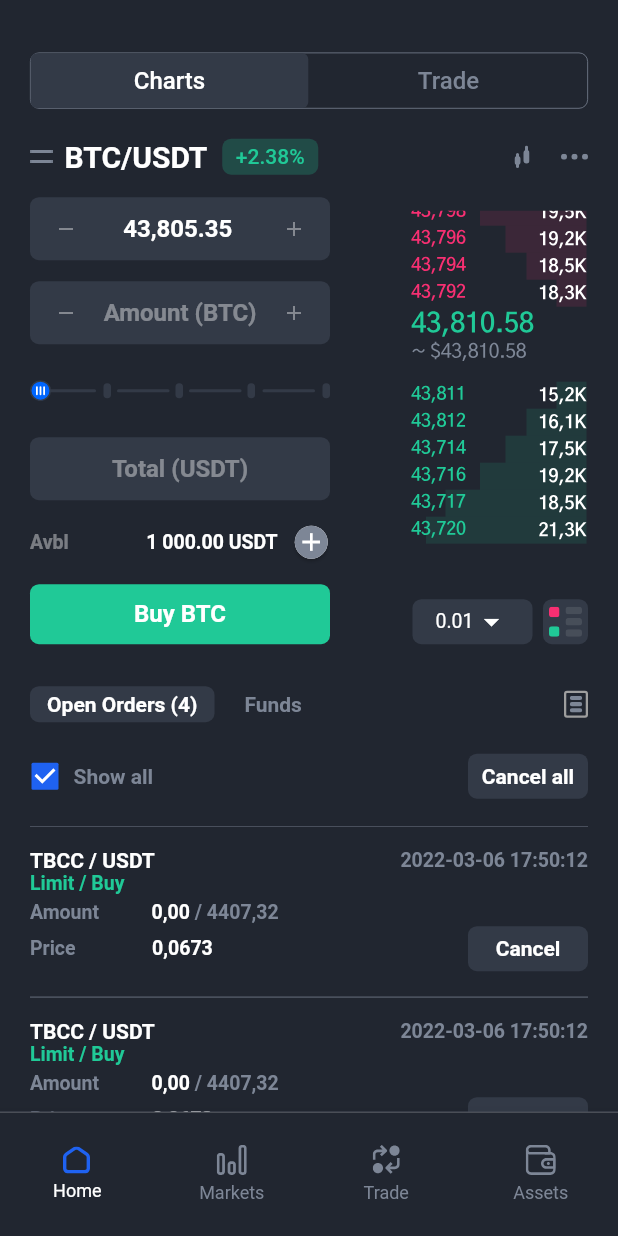
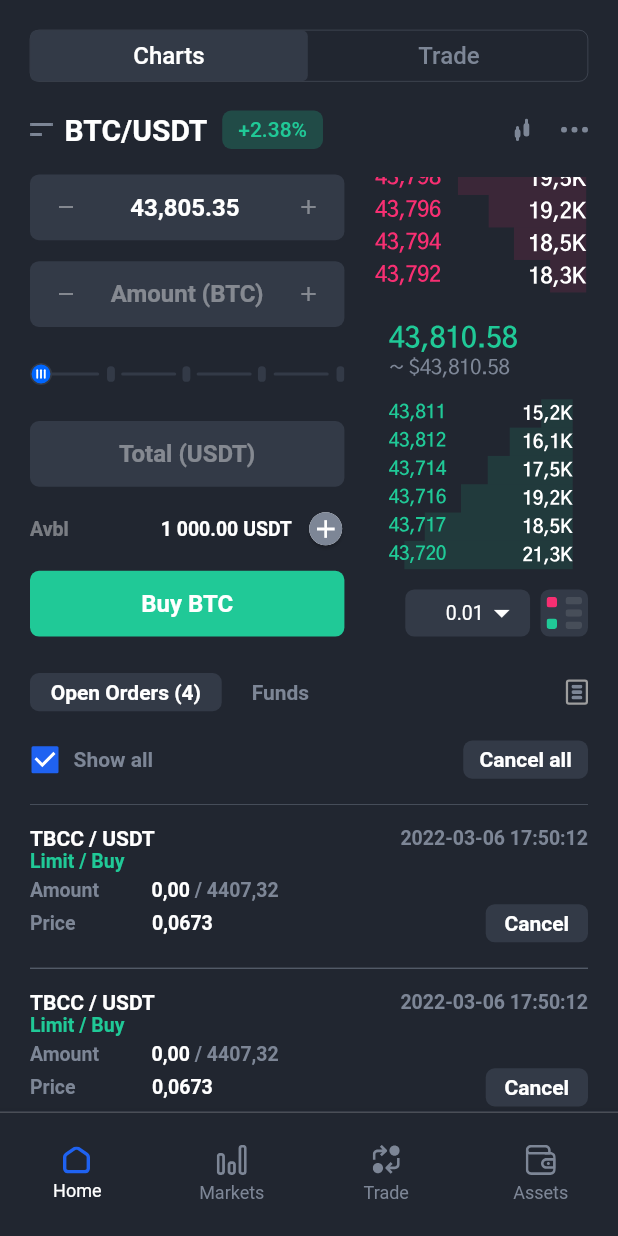
Before and after one commit to Alex11144/binance_test_sec_variant, a Flutter app: the screen it shows after launch, on a phone screen of 412 x 824 dp. Run offline on Flutter 3.47's test engine with Material 2 defaults, Android fonts, the phone set to English and light mode, and no system bars; our stand-ins replace flutter_svg, google_fonts.

Commit message:
first commit

```diff
--- a/lib/presentation/main_screen.dart
+++ b/lib/presentation/main_screen.dart
@@ -13,35 +13,31 @@ class MainScreen extends StatefulWidget {
 class _MainScreenState extends State<MainScreen> {
   @override
   Widget build(BuildContext context) {
+    var size = MediaQuery.of(context).size;
+
     return Scaffold(
       resizeToAvoidBottomInset: false,
       body: Padding(
-        padding: const EdgeInsets.fromLTRB(20, 35, 20, 0),
+        padding: const EdgeInsets.fromLTRB(20, 20, 20, 0),
         child: Column(
           children: [
             const AppBarWidget(),
-            const SizedBox(
-              height: 20,
+            SizedBox(
+              height: size.height / 24 - 15,
             ),
             const SelectedCoin(),
-            const SizedBox(
-              height: 15,
-            ),
             const BodyCombined(),
-            const SizedBox(
-              height: 17,
-            ),
             BuyBtc(),
-            const SizedBox(
-              height: 28,
+            SizedBox(
+              height: size.height / 24 - 10,
             ),
             const OpenOrders(),
-            const SizedBox(
-              height: 12,
+            SizedBox(
+              height: size.height / 24 - 26,
             ),
             const ShowOrdersWidget(),
-            const SizedBox(
-              height: 9,
+            SizedBox(
+              height: size.height / 24 - 29,
             ),
             ValueListenableBuilder(
                 valueListenable: isSelected,
@@ -73,16 +69,16 @@ class _AppBarWidgetState extends State<AppBarWidget> {
   Widget build(BuildContext context) {
     var size = MediaQuery.of(context).size;
     return Container(
-      height: size.height / 22,
+      height: size.height / 24,
       decoration: BoxDecoration(
-          border: Border.all(color: AppColors.greyDigitsColor, width: 0.5),
+          border: Border.all(color: AppColors.greyDigitsColor, width: 0.2),
           borderRadius: BorderRadius.circular(6)),
       child: Row(
         mainAxisAlignment: MainAxisAlignment.spaceBetween,
         children: [
           SizedBox(
             width: size.width / 2 - 21,
-            height: size.height / 22,
+            height: size.height / 24,
             child: ElevatedButton(
                 style: ElevatedButton.styleFrom(
                   elevation: 0,
@@ -105,7 +101,7 @@ class _AppBarWidgetState extends State<AppBarWidget> {
           ),
           SizedBox(
               width: size.width / 2 - 21,
-              height: size.height / 22,
+              height: size.height / 24,
               child: ElevatedButton(
                   style: ElevatedButton.styleFrom(
                     elevation: 0,
@@ -136,18 +132,21 @@ class SelectedCoin extends StatelessWidget {
 
   @override
   Widget build(BuildContext context) {
+    var size = MediaQuery.of(context).size;
+
     return Row(
       mainAxisAlignment: MainAxisAlignment.spaceBetween,
       children: [
         Row(
           children: [
             Column(
+              crossAxisAlignment: CrossAxisAlignment.start,
               children: [
                 Image.asset(AppImages.selectedCoinTop),
                 const SizedBox(
                   height: 5,
                 ),
-                Image.asset(AppImages.selectedCoinTop),
+                Image.asset(AppImages.selectedCoinBottom),
               ],
             ),
             const SizedBox(
@@ -164,8 +163,8 @@ class SelectedCoin extends StatelessWidget {
               width: 10,
             ),
             Container(
-              height: 24,
-              width: 64,
+              height: size.height / 24 - 8.7,
+              width: size.width / 6 - 1.5,
               decoration: BoxDecoration(
                   borderRadius: BorderRadius.circular(6),
                   color: const Color.fromRGBO(32, 201, 150, 0.226)),
@@ -200,13 +199,14 @@ class BtcAmountButtons extends StatelessWidget {
 
   @override
   Widget build(BuildContext context) {
+    var size = MediaQuery.of(context).size;
+
     return IntrinsicWidth(
       child: Column(
-        crossAxisAlignment: CrossAxisAlignment.stretch,
         children: [
           Container(
-            width: 200,
-            height: 42,
+            width: size.width * 0.5 + 3.6,
+            height: size.height / 21 + 4.6,
             decoration: BoxDecoration(
                 color: AppColors.boxesBackgroundColor,
                 borderRadius: BorderRadius.circular(6)),
@@ -248,8 +248,8 @@ class BtcAmountButtons extends StatelessWidget {
             height: 14,
           ),
           Container(
-            width: 200,
-            height: 42,
+            width: size.width / 2 + 3.6,
+            height: size.height / 21 + 4.6,
             decoration: BoxDecoration(
                 color: AppColors.boxesBackgroundColor,
                 borderRadius: BorderRadius.circular(6)),
@@ -289,13 +289,16 @@ class BtcAmountButtons extends StatelessWidget {
           const SizedBox(
             height: 24,
           ),
-          SvgPicture.asset(AppImages.slider),
+          SvgPicture.asset(
+            AppImages.slider,
+            width: size.width / 2 + 3.6,
+          ),
           const SizedBox(
             height: 24,
           ),
           Container(
-            width: 200,
-            height: 42,
+            width: size.width / 2 + 3.6,
+            height: size.height / 21 + 4.6,
             decoration: BoxDecoration(
                 color: AppColors.boxesBackgroundColor,
                 borderRadius: BorderRadius.circular(6)),
@@ -381,6 +384,7 @@ class BodyCombined extends StatelessWidget {
   @override
   Widget build(BuildContext context) {
     return Row(
+      // crossAxisAlignment: CrossAxisAlignment.start,
       mainAxisAlignment: MainAxisAlignment.spaceBetween,
       children: const [BtcAmountButtons(), BtcCourse()],
     );
@@ -392,10 +396,21 @@ class BtcCourse extends StatelessWidget {
 
   @override
   Widget build(BuildContext context) {
+    var size = MediaQuery.of(context).size;
     return Column(
+      mainAxisAlignment: MainAxisAlignment.start,
       children: [
-        SvgPicture.asset(AppImages.loss),
-        SvgPicture.asset(AppImages.profit)
+        SizedBox(
+          width: size.width / 2.9,
+          height: size.height / 7 - 2.2,
+          child: SvgPicture.asset(
+            AppImages.loss,
+          ),
+        ),
+        SizedBox(
+            width: size.width / 2.9,
+            height: size.height / 5 + 0.9,
+            child: SvgPicture.asset(AppImages.profit))
       ],
     );
   }
@@ -407,13 +422,14 @@ class BuyBtc extends StatelessWidget {
 
   @override
   Widget build(BuildContext context) {
+    var size = MediaQuery.of(context).size;
     return Row(
       crossAxisAlignment: CrossAxisAlignment.end,
       mainAxisAlignment: MainAxisAlignment.spaceBetween,
       children: [
         Container(
-          width: 200,
-          height: 40,
+          width: size.width / 2 + 3.6,
+          height: size.height / 21 + 4.6,
           decoration: BoxDecoration(
               color: AppColors.buyButtonColor,
               borderRadius: BorderRadius.circular(6)),
@@ -433,8 +449,9 @@ class BuyBtc extends StatelessWidget {
         Row(
           children: [
             Container(
-              width: 80,
-              height: 30,
+              padding: EdgeInsets.only(left: 20),
+              height: size.height / 27 + 0.9,
+              width: size.width / 6 + 14.5,
               decoration: BoxDecoration(
                   color: AppColors.boxesBackgroundColor,
                   borderRadius: BorderRadius.circular(6)),
@@ -464,8 +481,8 @@ class BuyBtc extends StatelessWidget {
             ),
             Container(
               padding: const EdgeInsets.fromLTRB(4.0, 5, 4, 5),
-              width: 30,
-              height: 30,
+              height: size.height / 27 + 0.9,
+              width: size.width / 12 - 2.7,
               decoration: BoxDecoration(
                   color: AppColors.boxesBackgroundColor,
                   borderRadius: BorderRadius.circular(6)),
@@ -502,6 +519,8 @@ class OpenOrders extends StatelessWidget {
 
   @override
   Widget build(BuildContext context) {
+    var size = MediaQuery.of(context).size;
+
     return Row(
       mainAxisAlignment: MainAxisAlignment.spaceBetween,
       children: [
@@ -509,8 +528,8 @@ class OpenOrders extends StatelessWidget {
           mainAxisAlignment: MainAxisAlignment.spaceBetween,
           children: [
             Container(
-                width: 123,
-                height: 24,
+                width: size.width / 4 + 24.8,
+                height: size.height / 27 - 5.1,
                 decoration: BoxDecoration(
                     borderRadius: BorderRadius.circular(6),
                     color: AppColors.boxesBackgroundColor),
@@ -540,8 +559,8 @@ class OpenOrders extends StatelessWidget {
             borderRadius: BorderRadius.circular(2),
             border: Border.all(color: Colors.grey, width: 1.5),
           ),
-          width: 16,
-          height: 18,
+          width: size.width / 24 - 2.4,
+          height: size.height / 45 - 1.5,
           child: SvgPicture.asset(AppImages.itemsOfOrderIcon),
         )
       ],
@@ -559,6 +578,8 @@ class ShowOrdersWidget extends StatefulWidget {
 class _ShowOrdersWidgetState extends State<ShowOrdersWidget> {
   @override
   Widget build(BuildContext context) {
+    var size = MediaQuery.of(context).size;
+
     return Row(
       mainAxisAlignment: MainAxisAlignment.spaceBetween,
       children: [
@@ -589,8 +610,8 @@ class _ShowOrdersWidgetState extends State<ShowOrdersWidget> {
           ],
         ),
         Container(
-          width: 80,
-          height: 30,
+          height: size.height / 27 - 5.1,
+          width: size.width / 6 + 14.5,
           decoration: BoxDecoration(
               color: AppColors.boxesBackgroundColor,
               borderRadius: BorderRadius.circular(6)),
@@ -616,6 +637,8 @@ class ListOfOrders extends StatefulWidget {
 class _ListOfOrdersState extends State<ListOfOrders> {
   @override
   Widget build(BuildContext context) {
+    var size = MediaQuery.of(context).size;
+
     return Expanded(
       child: ListView.builder(
         physics: const BouncingScrollPhysics(),
@@ -724,8 +747,8 @@ class _ListOfOrdersState extends State<ListOfOrders> {
                         ],
                       ),
                       Container(
-                        width: 80,
-                        height: 30,
+                        height: size.height / 27 - 5.1,
+                        width: size.width / 6 - 0.5,
                         decoration: BoxDecoration(
                             color: AppColors.boxesBackgroundColor,
                             borderRadius: BorderRadius.circular(6)),
--- a/pubspec.yaml
+++ b/pubspec.yaml
@@ -37,7 +37,6 @@ dependencies:
   cupertino_icons: ^1.0.2
   flutter_svg: ^2.0.4
   google_fonts: ^4.0.3
-
 dev_dependencies:
   flutter_test:
     sdk: flutter
```
